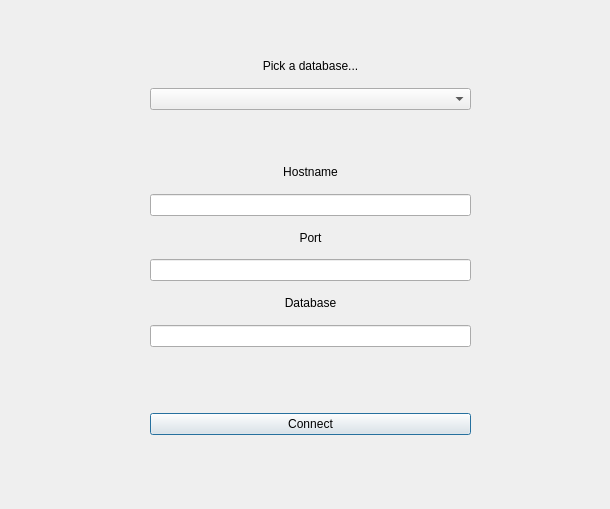
Above: ui/databaseaccesswindow.ui from MoisesAPC/PPP before the change. Below: the same form after it.
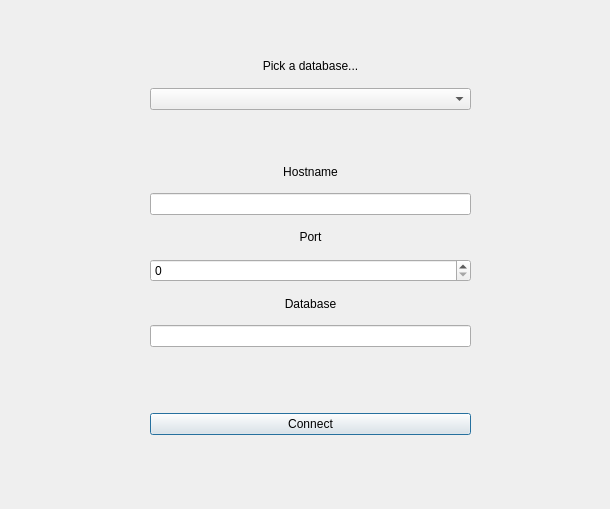
That is the form after the change.

Patch:
```diff
--- a/ui/databaseaccesswindow.ui
+++ b/ui/databaseaccesswindow.ui
@@ -89,7 +89,11 @@
        </widget>
       </item>
       <item>
-       <widget class="QLineEdit" name="lePort"/>
+       <widget class="QSpinBox" name="sbPort">
+        <property name="maximum">
+         <number>65535</number>
+        </property>
+       </widget>
       </item>
       <item>
        <widget class="QLabel" name="labelDatabaseName">
```
Left out of the diff: 4 changed lines with no effect on the pictures.
